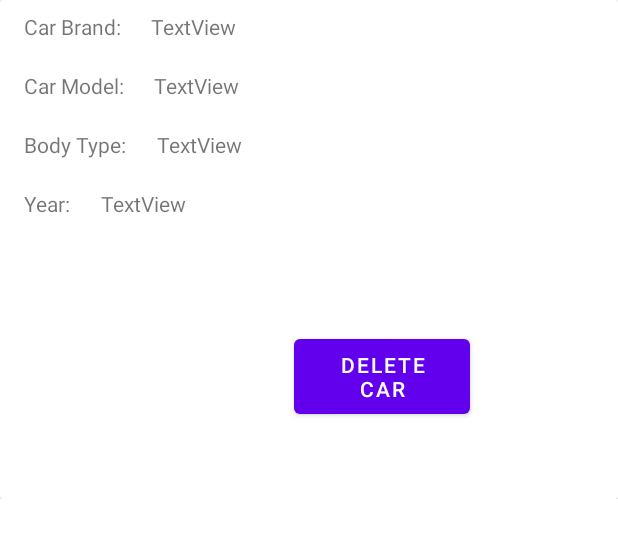
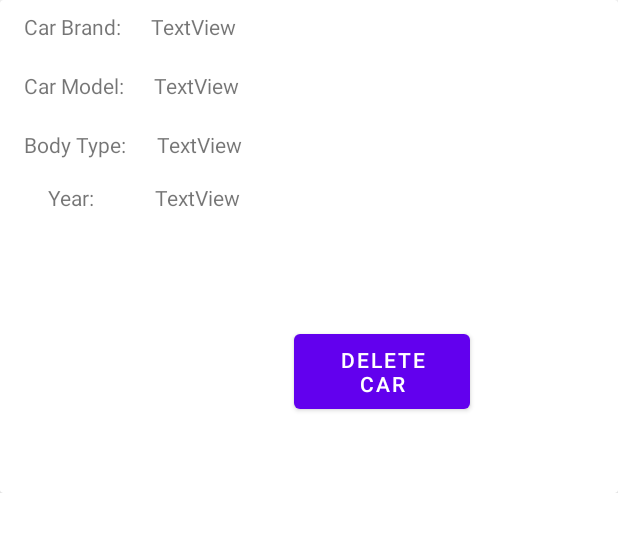
Before and after one commit to alexione/JDMLegends, an Android app: the layout rv_cars_info.xml on its own in the app's theme, with its tools: preview values and no code run, on a phone screen of 412 x 824 dp. Shown: the top 538 px of the screen. Run offline under Robolectric (Android 15) with nearby library versions, the phone set to English and light mode, and no system bars.

Commit message:
Finishing touches again (I'm bad at design)

```diff
--- a/app/src/main/res/layout/activ_login.xml
+++ b/app/src/main/res/layout/activ_login.xml
@@ -62,6 +62,7 @@
         android:id="@+id/RegisterHere"
         android:layout_width="117dp"
         android:layout_height="30dp"
+        android:layout_marginEnd="56dp"
         android:layout_marginBottom="96dp"
         android:text="@string/register_here"
         android:textColor="@color/teal_700"
--- a/app/src/main/res/layout/rv_cars_info.xml
+++ b/app/src/main/res/layout/rv_cars_info.xml
@@ -73,9 +73,9 @@
                 android:id="@+id/text_car_year"
                 android:layout_width="wrap_content"
                 android:layout_height="wrap_content"
-                android:layout_marginLeft="20dp"
-                android:layout_marginTop="20dp"
-                android:layout_marginBottom="20dp"
+
+                android:layout_marginStart="40dp"
+                android:layout_marginTop="16dp"
                 android:text="TextView"
                 app:layout_constraintStart_toEndOf="@+id/text6"
                 app:layout_constraintTop_toBottomOf="@+id/text_car_bodytype" />
@@ -95,9 +95,8 @@
                 android:id="@+id/text6"
                 android:layout_width="wrap_content"
                 android:layout_height="wrap_content"
-                android:layout_marginStart="16dp"
-                android:layout_marginTop="20dp"
-                android:layout_marginBottom="20dp"
+                android:layout_marginStart="32dp"
+                android:layout_marginTop="16dp"
                 android:text="Year:"
                 app:layout_constraintStart_toStartOf="parent"
                 app:layout_constraintTop_toBottomOf="@+id/text3" />
```
